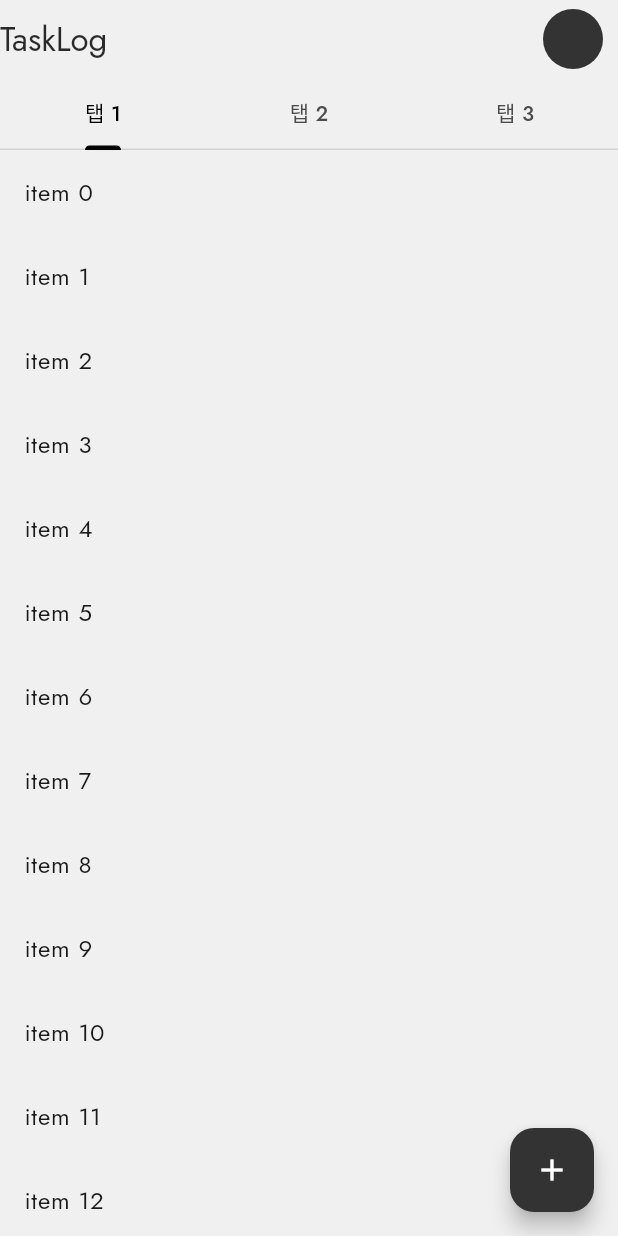
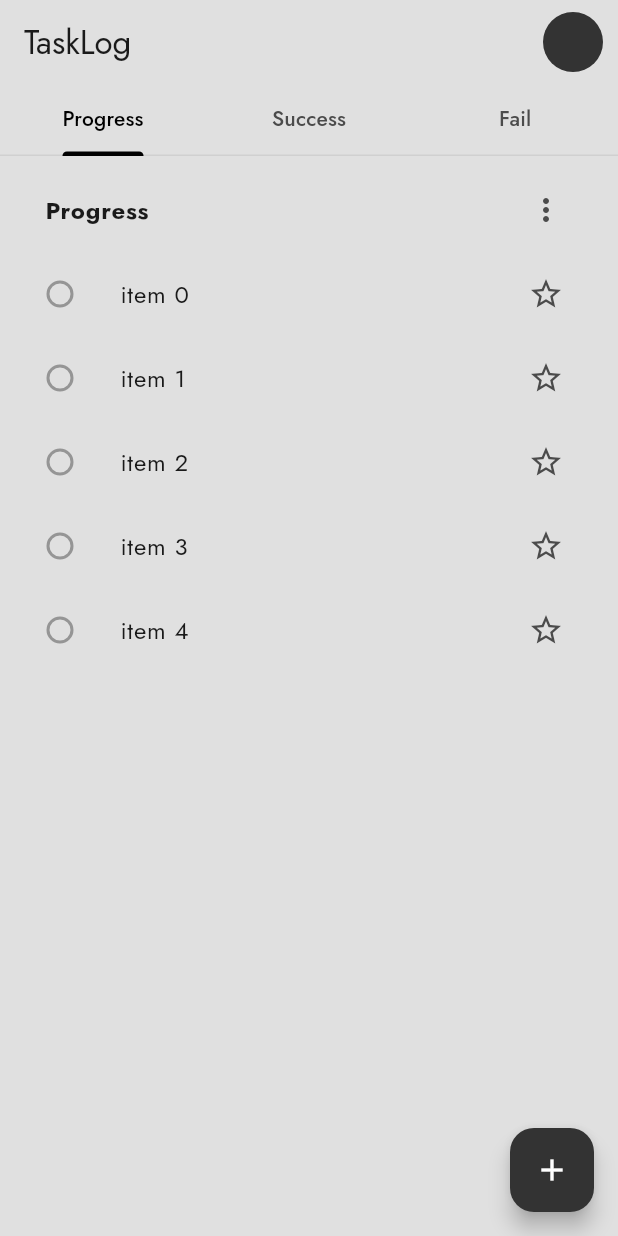
Before and after one commit to log-mind-365/tasklog_flutter, a Flutter app: the screen it shows after launch, on a phone screen of 412 x 824 dp. Run offline on Flutter 3.47's test engine with Material 3 defaults, Android fonts, the phone set to English and light mode, and no system bars; our stand-ins replace drift, drift_flutter, flutter_riverpod, go_router; accounts and stored records are empty; generated files the repository leaves out were written again.

Commit message:
feat(ui): 대시보드 UI 개선 및 TaskItem 모델 추가
- `DashBoardView`의 탭 메뉴(`DashBoardTabMenu`) 및 작업 항목(`TaskItem`) 모델 정의
- `DashBoardView`에 `NestedScrollView`와 `SliverAppBar`를 사용하여 스크롤 가능한 UI 구현
- 각 탭에 해당하는 작업 목록을 표시하는 `_buildCardListView` 함수 추가
- `TaskListContainer` 위젯 디자인 수정 및 `shrinkWrap`, `physics` 속성 추가
- `theme.dart`에서 `AppBar` 및 `Scaffold` 배경색 변경
- 사용하지 않는 `ListContainer` 위젯 삭제

```diff
--- a/lib/core/ui/theme.dart
+++ b/lib/core/ui/theme.dart
@@ -7,9 +7,9 @@ abstract final class AppTheme {
     return ThemeData(
       colorScheme: AppColors.lightColorScheme,
       appBarTheme: AppBarTheme(
-        backgroundColor: AppColors.lightColorScheme.surfaceContainer,
+        backgroundColor: AppColors.lightColorScheme.surfaceContainerHigh,
       ),
-      scaffoldBackgroundColor: AppColors.lightColorScheme.surfaceContainer,
+      scaffoldBackgroundColor: AppColors.lightColorScheme.surfaceContainerHigh,
       brightness: Brightness.light,
       fontFamily: 'Jost',
       useMaterial3: true,
@@ -20,9 +20,9 @@ abstract final class AppTheme {
     return ThemeData(
       colorScheme: AppColors.darkColorScheme,
       appBarTheme: AppBarTheme(
-        backgroundColor: AppColors.darkColorScheme.surfaceContainer,
+        backgroundColor: AppColors.darkColorScheme.surfaceContainerHigh,
       ),
-      scaffoldBackgroundColor: AppColors.lightColorScheme.surfaceContainer,
+      scaffoldBackgroundColor: AppColors.lightColorScheme.surfaceContainerHigh,
       brightness: Brightness.dark,
       fontFamily: 'Jost',
       useMaterial3: true,
--- a/lib/presentation/dashboard/dash_board_view.dart
+++ b/lib/presentation/dashboard/dash_board_view.dart
@@ -1,5 +1,53 @@
 import 'package:flutter/material.dart';
-import 'package:tasklog_flutter/presentation/dashboard/widgets/task_list_container.dart';
+
+enum DashBoardTabMenu {
+  progress,
+  success,
+  fail;
+
+  @override
+  String toString() {
+    switch (this) {
+      case DashBoardTabMenu.progress:
+        return 'Progress';
+      case DashBoardTabMenu.success:
+        return 'Success';
+      case DashBoardTabMenu.fail:
+        return 'Fail';
+    }
+  }
+
+  Icon get icon {
+    switch (this) {
+      case DashBoardTabMenu.progress:
+        return Icon(Icons.task);
+      case DashBoardTabMenu.success:
+        return Icon(Icons.check);
+      case DashBoardTabMenu.fail:
+        return Icon(Icons.close);
+    }
+  }
+}
+
+class TaskItem {
+  final int id;
+  final String name;
+  final bool isChecked;
+
+  TaskItem({required this.id, required this.name, this.isChecked = false});
+
+  Map<String, dynamic> toMap() {
+    return {'id': id, 'name': name, 'isChecked': isChecked};
+  }
+
+  factory TaskItem.fromMap(Map<String, dynamic> map) {
+    return TaskItem(
+      id: map['id'],
+      name: map['name'],
+      isChecked: map['isChecked'],
+    );
+  }
+}
 
 class DashBoardView extends StatelessWidget {
   const DashBoardView({super.key});
@@ -7,36 +55,82 @@ class DashBoardView extends StatelessWidget {
   @override
   Widget build(BuildContext context) {
     return NestedScrollView(
-      headerSliverBuilder: (context, innerBoxIsScrolled) => [
+      headerSliverBuilder: (BuildContext context, bool innerBoxIsScrolled) {
+        return [
           SliverAppBar(
             floating: true,
             pinned: true,
-          expandedHeight: 100,
-          flexibleSpace: FlexibleSpaceBar(
-            titlePadding: EdgeInsets.only(bottom: 60),
-            expandedTitleScale: 1,
+            scrolledUnderElevation: 0,
             title: Text('TaskLog'),
-          ),
             actions: [CircleAvatar()],
             actionsPadding: EdgeInsets.only(right: 10),
             bottom: TabBar(
               tabs: [
-              Tab(text: '탭 1'),
-              Tab(text: '탭 2'),
-              Tab(text: '탭 3'),
+                Tab(text: DashBoardTabMenu.progress.toString()),
+                Tab(text: DashBoardTabMenu.success.toString()),
+                Tab(text: DashBoardTabMenu.fail.toString()),
               ],
             ),
           ),
-      ],
+        ];
+      },
       body: TabBarView(
         children: [
-          TaskListContainer(
-            items: List<String>.generate(1000, (i) => 'item $i'),
+          _buildCardListView(
+            context,
+            List<TaskItem>.generate(5, (i) => TaskItem(id: i, name: 'item $i')),
+            DashBoardTabMenu.progress,
           ),
-          Center(child: Text('Tab 2')),
-          Center(child: Text('Tab 3')),
+          _buildCardListView(
+            context,
+            List<TaskItem>.generate(
+              100,
+              (i) => TaskItem(id: i, name: 'item $i'),
+            ),
+            DashBoardTabMenu.success,
+          ),
+          _buildCardListView(
+            context,
+            List<TaskItem>.generate(
+              300,
+              (i) => TaskItem(id: i, name: 'item $i'),
+            ),
+            DashBoardTabMenu.fail,
+          ),
         ],
       ),
     );
   }
+
+  Widget _buildCardListView(
+    BuildContext context,
+    List<TaskItem> items,
+    DashBoardTabMenu menu,
+  ) {
+    return ListView.builder(
+      padding: EdgeInsets.symmetric(vertical: 8),
+      itemCount: items.length + 1,
+      itemBuilder: (context, index) {
+        if (index == 0) {
+          return ListTile(
+            title: Padding(
+              padding: const EdgeInsets.symmetric(horizontal: 14.0),
+              child: Text(
+                menu.toString(),
+                style: TextStyle(fontWeight: FontWeight.bold),
+              ),
+            ),
+            trailing: IconButton(onPressed: () {}, icon: Icon(Icons.more_vert)),
+          );
         }
+        final itemIndex = index - 1;
+        return ListTile(
+          title: Text(items[itemIndex].name),
+          leading: Radio(value: items[itemIndex].isChecked),
+          trailing: IconButton(icon: Icon(Icons.star_border), onPressed: () {}),
+          onTap: () {},
+        );
+      },
+    );
+  }
+}
```
Also changed, not shown: lib/core/widgets/list_container.dart (deleted, +0 -20 lines), lib/presentation/dashboard/widgets/task_list_container.dart (+17 -5 lines). Lines whose indentation alone changed are shown as unchanged.
